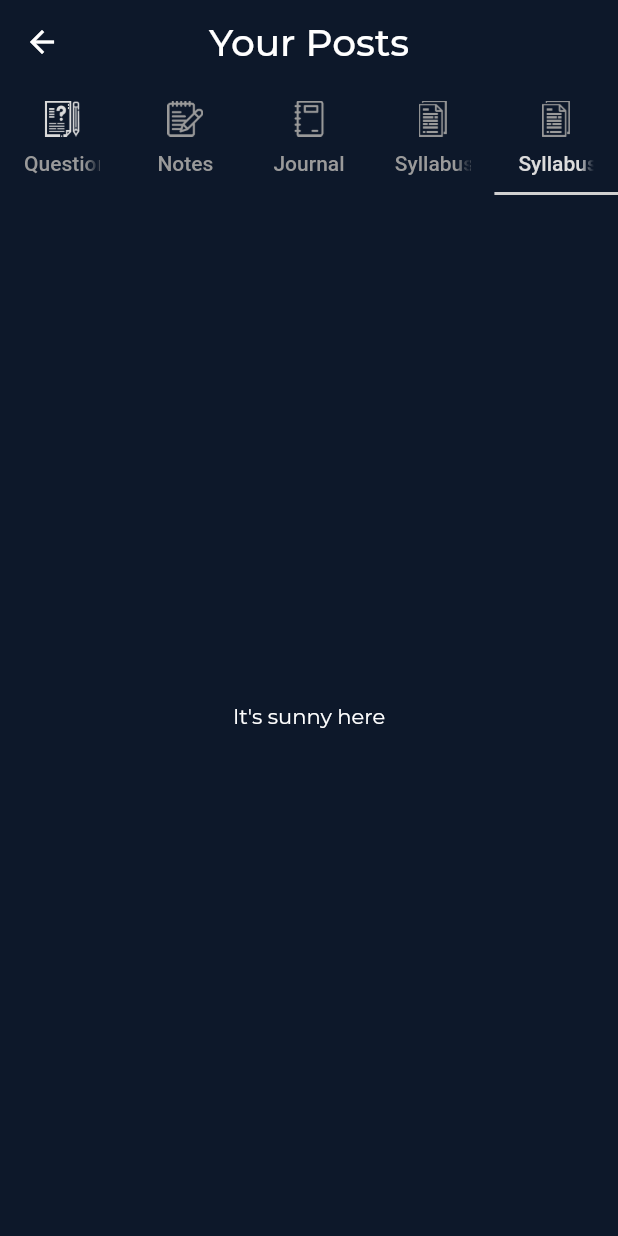
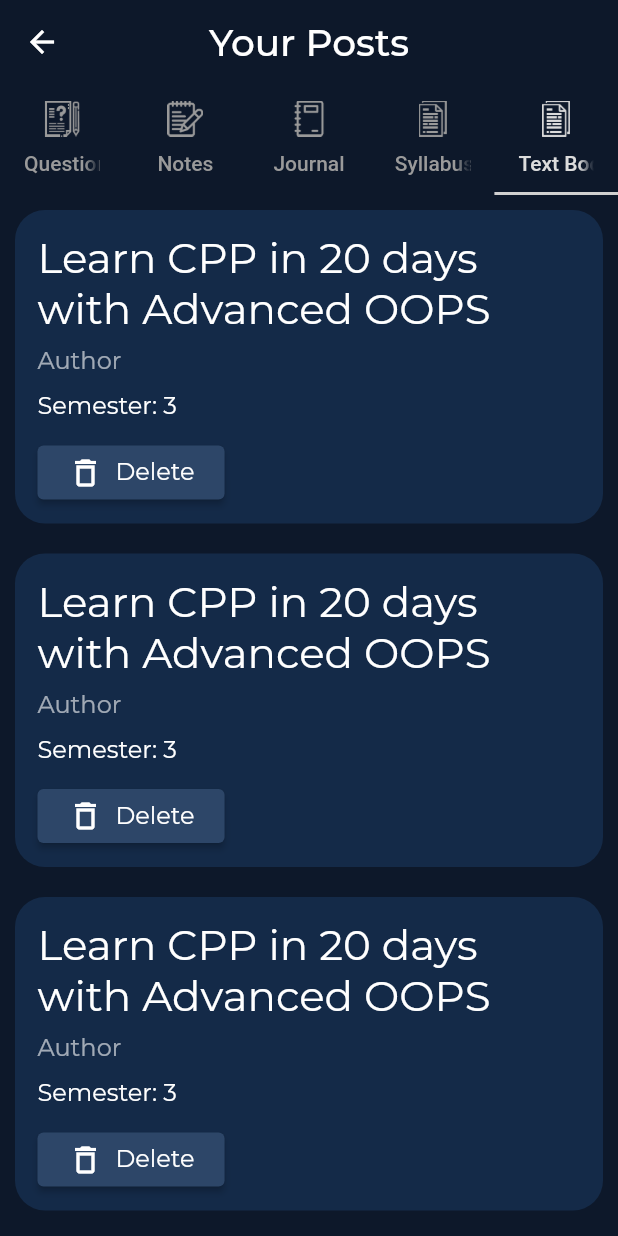
Before and after one commit to pramodksh/paper-for-peers, a Flutter app: the YourPosts screen opened directly, tab 5 chosen, on a phone screen of 412 x 824 dp. Run offline on Flutter 3.47's test engine with Material 2 defaults, Android fonts, the phone set to English and light mode, and no system bars; our stand-ins replace dotted_border, flutter_rating_bar, page_indicator, shared_preferences; missing offline and left inert: advance_pdf_viewer, web_scraper; accounts and stored records are empty; project files that could hold a hidden picture were left out.

Commit message:
dashboard - profile - your posts - all tiles done

```diff
--- a/lib/config/app_constants.dart
+++ b/lib/config/app_constants.dart
@@ -18,7 +18,8 @@ class AppConstants {
     {"icon": AssetImage(DefaultAssets.notesNavIcon,), "label": "Notes"},
     {"icon": AssetImage(DefaultAssets.journalNavIcon,), "label": "Journal"},
     {"icon": AssetImage(DefaultAssets.syllabusCopyNavIcon,), "label": "Syllabus Copy"},
-    {"icon": AssetImage(DefaultAssets.syllabusCopyNavIcon,), "label": "Syllabus Copy"},
+    // todo change icon of text book
+    {"icon": AssetImage(DefaultAssets.syllabusCopyNavIcon,), "label": "Text Book"},
   ];
 
 }
--- a/lib/modules/dashboard/profile/your_posts/your_posts.dart
+++ b/lib/modules/dashboard/profile/your_posts/your_posts.dart
@@ -1,4 +1,3 @@
-import 'package:flutter/gestures.dart';
 import 'package:flutter/material.dart';
 import 'package:flutter/rendering.dart';
 import 'package:papers_for_peers/config/export_config.dart';
@@ -13,9 +12,148 @@ class YourPosts extends StatefulWidget {
 
 class _YourPostsState extends State<YourPosts> with TickerProviderStateMixin {
 
-  int selectedItemPosition = 0;
   TabController _tabController;
   double tabBarViewPadding = 10;
+
+  Widget _getCommonTile({
+    String label,
+    String subLabel,
+    @required int nDownloads,
+    @required onDeletePressed,
+    @required int nSemester,
+  }) {
+    var themeChange = Provider.of<DarkThemeProvider>(context);
+
+    return Container(
+      padding: EdgeInsets.symmetric(horizontal: 15, vertical: 10),
+      margin: EdgeInsets.symmetric(vertical: 10),
+      decoration: BoxDecoration(
+        color: themeChange.isDarkTheme ? CustomColors.bottomNavBarColor : CustomColors.lightModeBottomNavBarColor,
+        borderRadius: BorderRadius.circular(20),
+      ),
+      child: Column(
+        crossAxisAlignment: CrossAxisAlignment.start,
+        children: [
+          SizedBox(height: 5,),
+          label != null && subLabel != null
+            ? Column(
+            crossAxisAlignment: CrossAxisAlignment.start,
+            children: [
+                Text(label, style: TextStyle(fontSize: 28,),),
+                SizedBox(height: 8,),
+                Text(
+                  subLabel,
+                  style: TextStyle(
+                    fontSize: 16,
+                    color: themeChange.isDarkTheme ? Colors.white60 : Colors.black54,
+                  ),
+                ),
+              ],
+            ) : label != null ? Row(
+            mainAxisAlignment: MainAxisAlignment.spaceBetween,
+            children: [
+              Text(label, style: TextStyle(fontSize: 28,),),
+              Text("Downloads: $nDownloads", style: TextStyle(fontSize: 16,),),
+            ],
+          ) : Text("Downloads: $nDownloads", style: TextStyle(fontSize: 16,),),
+          SizedBox(height: 10,),
+          Text("Semester: $nSemester", style: TextStyle(fontSize: 16,),),
+          SizedBox(height: 10,),
+          Row(
+            children: [
+              ElevatedButton(
+                style: ButtonStyle(
+                    padding: MaterialStateProperty.all(EdgeInsets.symmetric(horizontal: 20))
+                ),
+                onPressed: onDeletePressed,
+                child: Row(
+                  children: [
+                    Icon(Icons.delete_outline),
+                    SizedBox(width: 8,),
+                    Text("Delete", style: TextStyle(fontSize: 16),),
+                  ],
+                ),
+              ),
+            ],
+          )
+        ],
+      ),
+    );
+  }
+
+  Widget _getQuestionPapers() {
+    return ListView(
+      padding: EdgeInsets.symmetric(horizontal: tabBarViewPadding),
+      children: List.generate(10, (index) {
+        return _getCommonTile(
+          label: (index + 2000).toString(),
+          nDownloads: 24,
+          nSemester: 3,
+          onDeletePressed: () {},
+        );
+      }),
+    );
+  }
+
+  Widget _getNotes() {
+    return ListView(
+      padding: EdgeInsets.symmetric(horizontal: tabBarViewPadding),
+      children: List.generate(10, (index) {
+        return getNotesDetailsTile(
+          isYourPostTile: true,
+          yourPostTileOnDelete: () {},
+          yourPostTileOnEdit: () {},
+          context: context,
+          onTileTap: () {},
+          title: "Title Title Title",
+          description: "Lorem John Doe  John Doe John Doe John Doe John Doe John Doe John Doe John Doe John Doe John Doe",
+          rating: 3.5,
+        );
+      }),
+    );
+  }
+
+  Widget _getJournal() {
+    return ListView(
+      padding: EdgeInsets.symmetric(horizontal: tabBarViewPadding),
+      children: List.generate(10, (index) {
+        return _getCommonTile(
+          label: "CPP",
+          nDownloads: 24,
+          nSemester: 3,
+          onDeletePressed: () {},
+        );
+      }),
+    );
+  }
+
+  Widget _getSyllabusCopy() {
+    return ListView(
+      padding: EdgeInsets.symmetric(horizontal: tabBarViewPadding),
+      children: List.generate(10, (index) {
+        return _getCommonTile(
+          nDownloads: 24,
+          nSemester: 3,
+          onDeletePressed: () {},
+        );
+      }),
+    );
+  }
+
+  Widget _getTextBooks() {
+    return ListView(
+      padding: EdgeInsets.symmetric(horizontal: tabBarViewPadding),
+      children: List.generate(10, (index) {
+        return _getCommonTile(
+          label: "Learn CPP in 20 days with Advanced OOPS",
+          subLabel: "Author",
+          nDownloads: 24,
+          nSemester: 3,
+          onDeletePressed: () {},
+        );
+      }),
+    );
+  }
 
   @override
   void initState() {
@@ -57,9 +195,6 @@ class _YourPostsState extends State<YourPosts> with TickerProviderStateMixin {
                   text: AppConstants.bottomNavBarIcons[index]["label"],
                   icon: ImageIcon(
                     AppConstants.bottomNavBarIcons[index]["icon"],
-                    color: selectedItemPosition == index
-                        ? selectedIconColor
-                        : unselectedIconColor,
                   ),
                 )
                 ),
@@ -69,28 +204,11 @@ class _YourPostsState extends State<YourPosts> with TickerProviderStateMixin {
               child: TabBarView(
                 controller: _tabController,
                 children: <Widget>[
-                  Center(
-                    child: Text('It\'s cloudy here'),
-                  ),
-                  ListView(
-                    padding: EdgeInsets.symmetric(horizontal: tabBarViewPadding),
-                    children: List.generate(10, (index) {
-                      return getNotesDetailsTile(
-                        isYourPostTile: true,
-                        context: context,
-                        onTileTap: () {},
-                        title: "Title Title Title",
-                        description: "Lorem John Doe  John Doe John Doe John Doe John Doe John Doe John Doe John Doe John Doe John Doe",
-                        rating: 3.5,
-                      );
-                    }),
-                  ),
-                  Center(
-                    child: Text('It\'s rainy here'),
-                  ),
-                  Center(
-                    child: Text('It\'s sunny here'),
-                  ),
+                  _getQuestionPapers(),
+                  _getNotes(),
+                  _getJournal(),
+                  _getSyllabusCopy(),
+                  _getTextBooks(),
                 ],
               ),
             ),
--- a/lib/modules/dashboard/utilities/post_tiles.dart
+++ b/lib/modules/dashboard/utilities/post_tiles.dart
@@ -14,6 +14,8 @@ Widget getNotesDetailsTile({
   String uploadedBy,
   DateTime uploadedOn,
   bool isYourPostTile = false,
+  Function yourPostTileOnEdit,
+  Function yourPostTileOnDelete,
 }) {
   DateFormat dateFormat = DateFormat("dd MMMM yyyy");
   var themeChange = Provider.of<DarkThemeProvider>(context);
@@ -82,8 +84,16 @@ Widget getNotesDetailsTile({
                             style: ButtonStyle(
                               padding: MaterialStateProperty.all(EdgeInsets.symmetric(horizontal: 20))
                             ),
-                            onPressed: () {},
+                            onPressed: yourPostTileOnEdit,
                             child: Text("Edit", style: TextStyle(fontSize: 16),),
+                          ),
+                          SizedBox(width: 10,),
+                          ElevatedButton(
+                            style: ButtonStyle(
+                                padding: MaterialStateProperty.all(EdgeInsets.symmetric(horizontal: 20))
+                            ),
+                            onPressed: yourPostTileOnDelete,
+                            child: Text("Delete", style: TextStyle(fontSize: 16),),
                           ),
                         ],
                       ) : Row(
```
